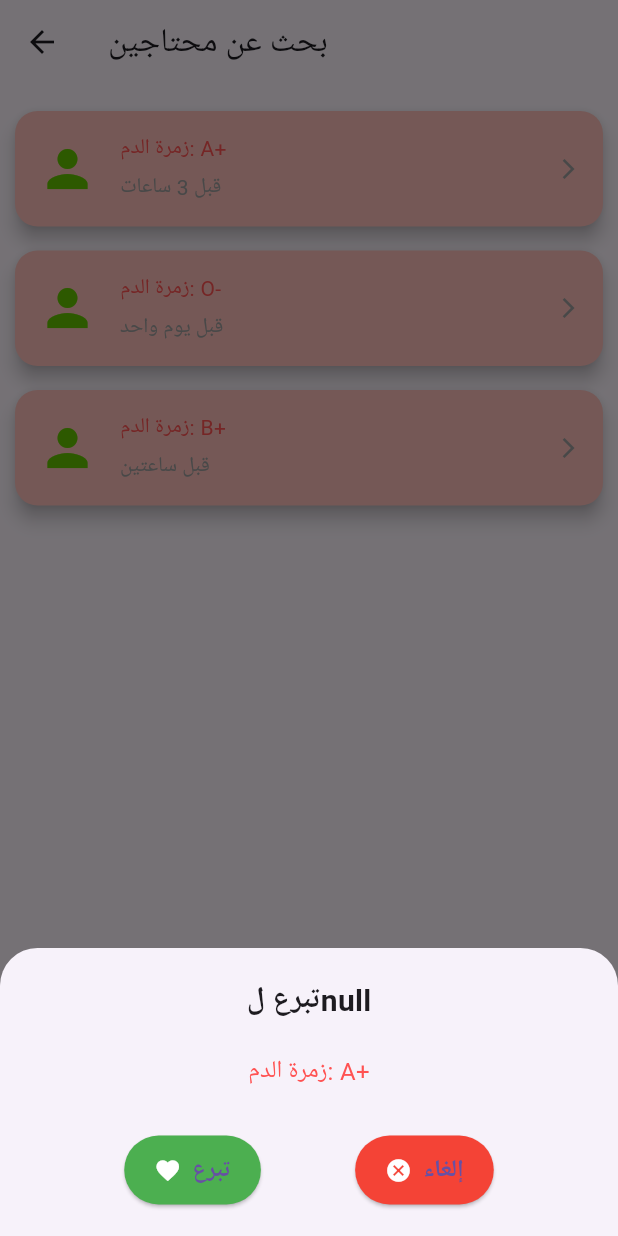
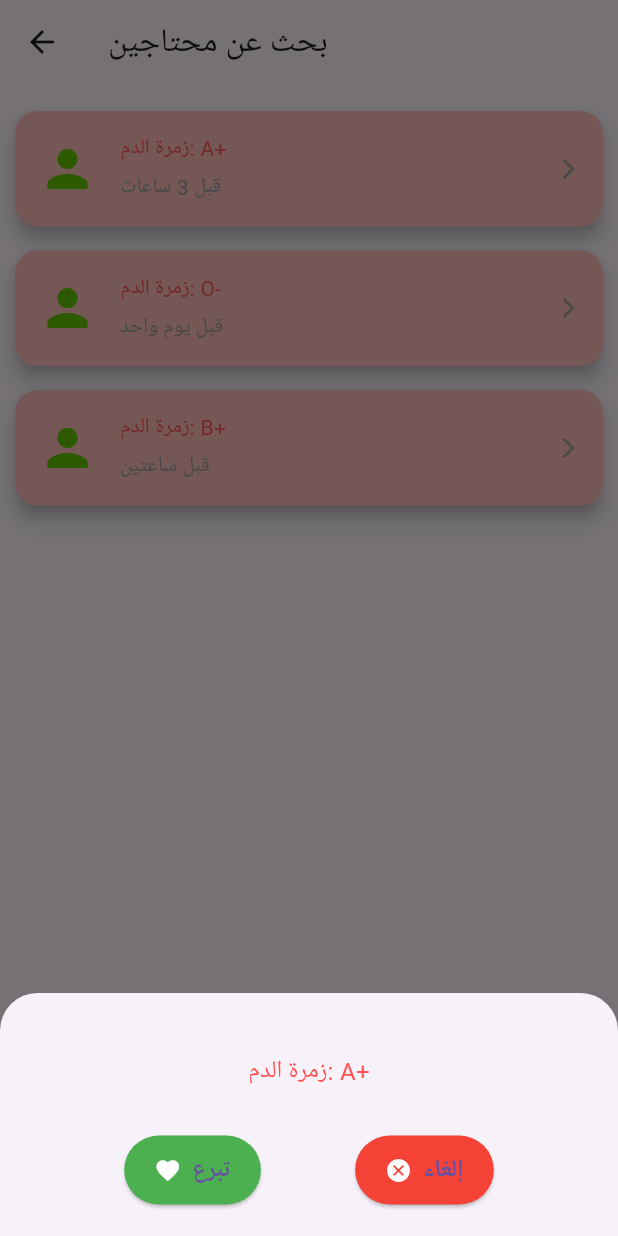
Before and after one commit to Mo963syr/Blood-bridge-app, a Flutter app: the SearchPage screen opened directly, after a tap on an icon or button, on a phone screen of 412 x 824 dp. Run offline on Flutter 3.47's test engine with Material 3 defaults, Android fonts, the phone set to English and light mode, and no system bars; our stand-ins replace image_picker.

Commit message:
deletenameinsearchneedy2

```diff
--- a/frontend/lib/searchneedy.dart
+++ b/frontend/lib/searchneedy.dart
@@ -101,13 +101,6 @@ class SearchPage extends StatelessWidget {
           child: Column(
             mainAxisSize: MainAxisSize.min,
             children: [
-              Text(
-                "تبرع ل${needy['name']}",
-                style: TextStyle(
-                  fontSize: 20,
-                  fontWeight: FontWeight.bold,
-                ),
-              ),
               SizedBox(height: 20),
               Text(
                 "زمرة الدم: ${needy['bloodType']}",
```
